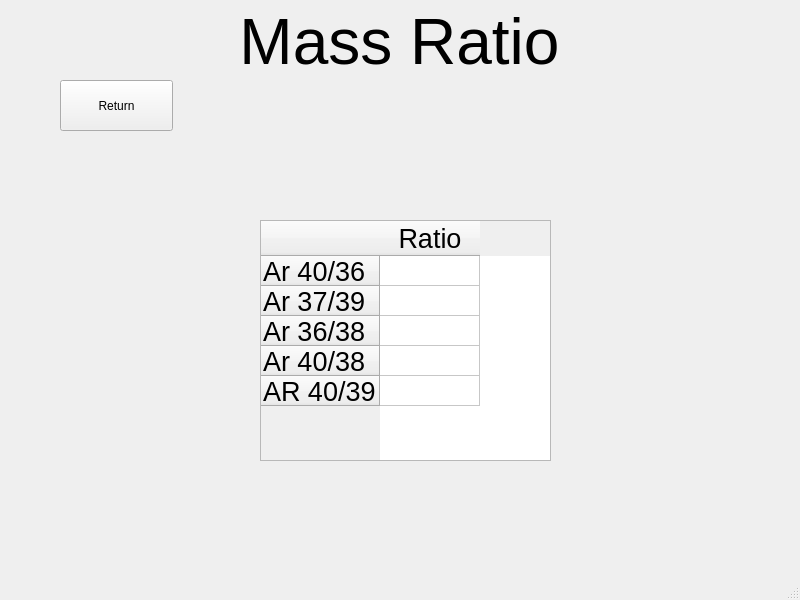
AndrewLiu0725/pyADR, file UI/MassRatio.ui: the form before one commit.
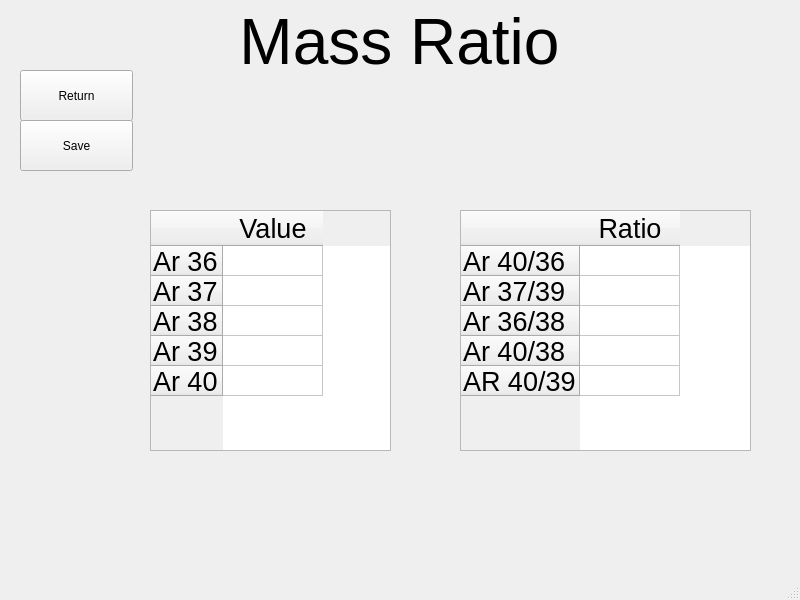
The form after the commit.

Commit message: add function: 1. save CSV, 2. reselect button for LRP, 3. 1d distribution for T0S

Patch:
```diff
--- a/UI/MassRatio.ui
+++ b/UI/MassRatio.ui
@@ -17,8 +17,8 @@
    <widget class="QPushButton" name="Return">
     <property name="geometry">
      <rect>
-      <x>60</x>
-      <y>80</y>
+      <x>20</x>
+      <y>70</y>
       <width>113</width>
       <height>51</height>
      </rect>
@@ -30,8 +30,8 @@
    <widget class="QTableWidget" name="List">
     <property name="geometry">
      <rect>
-      <x>260</x>
-      <y>220</y>
+      <x>460</x>
+      <y>210</y>
       <width>291</width>
       <height>241</height>
      </rect>
@@ -145,6 +145,139 @@
      <string>&lt;html&gt;&lt;head/&gt;&lt;body&gt;&lt;p align=&quot;center&quot;&gt;&lt;span style=&quot; font-size:48pt;&quot;&gt;Mass Ratio&lt;/span&gt;&lt;/p&gt;&lt;/body&gt;&lt;/html&gt;</string>
     </property>
    </widget>
+   <widget class="QPushButton" name="save">
+    <property name="geometry">
+     <rect>
+      <x>20</x>
+      <y>120</y>
+      <width>113</width>
+      <height>51</height>
+     </rect>
+    </property>
+    <property name="text">
+     <string>Save</string>
+    </property>
+   </widget>
+   <widget class="QTableWidget" name="ValueTable">
+    <property name="geometry">
+     <rect>
+      <x>150</x>
+      <y>210</y>
+      <width>241</width>
+      <height>241</height>
+     </rect>
+    </property>
+    <row>
+     <property name="text">
+      <string>Ar 36</string>
+     </property>
+     <property name="font">
+      <font>
+       <pointsize>20</pointsize>
+      </font>
+     </property>
+    </row>
+    <row>
+     <property name="text">
+      <string>Ar 37</string>
+     </property>
+     <property name="font">
+      <font>
+       <pointsize>20</pointsize>
+      </font>
+     </property>
+    </row>
+    <row>
+     <property name="text">
+      <string>Ar 38</string>
+     </property>
+     <property name="font">
+      <font>
+       <pointsize>20</pointsize>
+      </font>
+     </property>
+    </row>
+    <row>
+     <property name="text">
+      <string>Ar 39</string>
+     </property>
+     <property name="font">
+      <font>
+       <pointsize>20</pointsize>
+      </font>
+     </property>
+    </row>
+    <row>
+     <property name="text">
+      <string>Ar 40</string>
+     </property>
+     <property name="font">
+      <font>
+       <pointsize>20</pointsize>
+      </font>
+     </property>
+    </row>
+    <column>
+     <property name="text">
+      <string>Value</string>
+     </property>
+     <property name="font">
+      <font>
+       <pointsize>20</pointsize>
+      </font>
+     </property>
+    </column>
+    <item row="0" column="0">
+     <property name="text">
+      <string/>
+     </property>
+     <property name="font">
+      <font>
+       <pointsize>20</pointsize>
+      </font>
+     </property>
+    </item>
+    <item row="1" column="0">
+     <property name="text">
+      <string/>
+     </property>
+     <property name="font">
+      <font>
+       <pointsize>20</pointsize>
+      </font>
+     </property>
+    </item>
+    <item row="2" column="0">
+     <property name="text">
+      <string/>
+     </property>
+     <property name="font">
+      <font>
+       <pointsize>20</pointsize>
+      </font>
+     </property>
+    </item>
+    <item row="3" column="0">
+     <property name="text">
+      <string/>
+     </property>
+     <property name="font">
+      <font>
+       <pointsize>20</pointsize>
+      </font>
+     </property>
+    </item>
+    <item row="4" column="0">
+     <property name="text">
+      <string/>
+     </property>
+     <property name="font">
+      <font>
+       <pointsize>20</pointsize>
+      </font>
+     </property>
+    </item>
+   </widget>
   </widget>
   <widget class="QMenuBar" name="menubar">
    <property name="geometry">
```
Left out of the diff: 4 changed lines with no effect on the pictures. The commit also changes 17 other files.
